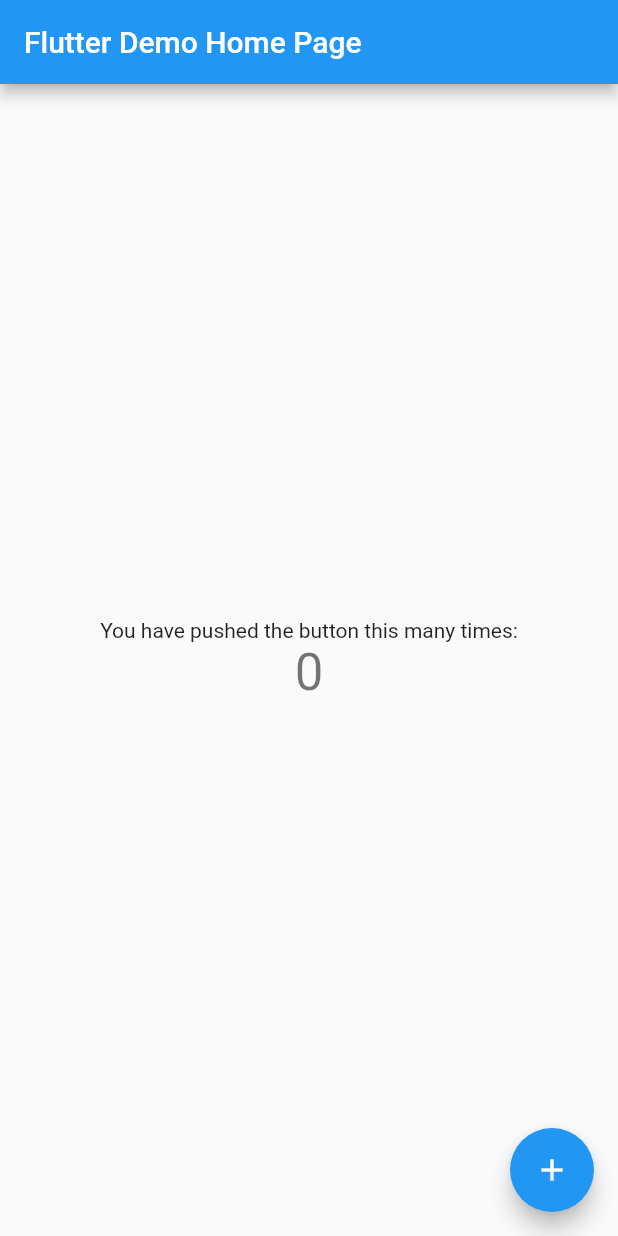
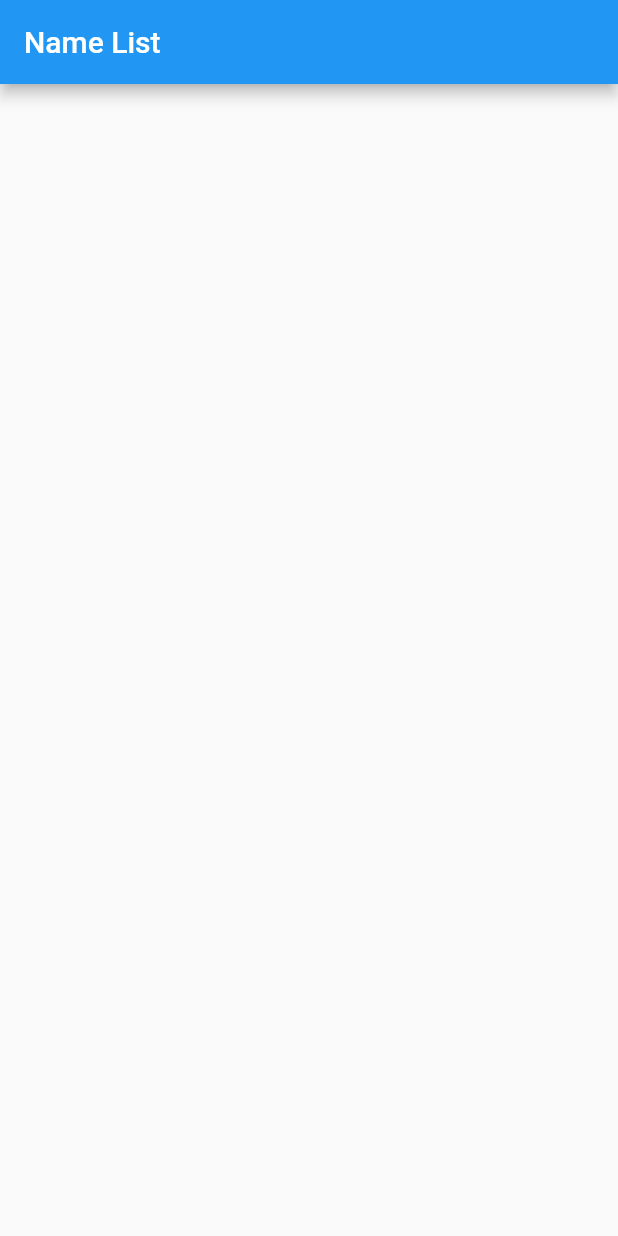
Before and after one commit to salan70/api_practice, a Flutter app: the screen it shows after launch, on a phone screen of 412 x 824 dp. Run offline on Flutter 3.47's test engine with Material 2 defaults, Android fonts, the phone set to English and light mode, and no system bars; our stand-ins replace flutter_riverpod.

Commit message:
簡単な雛形を作成

```diff
--- a/analysis_options.yaml
+++ b/analysis_options.yaml
@@ -1,29 +1,2 @@
-# This file configures the analyzer, which statically analyzes Dart code to
-# check for errors, warnings, and lints.
-#
-# The issues identified by the analyzer are surfaced in the UI of Dart-enabled
-# IDEs (https://dart.dev/tools#ides-and-editors). The analyzer can also be
-# invoked from the command line by running `flutter analyze`.
-
-# The following line activates a set of recommended lints for Flutter apps,
-# packages, and plugins designed to encourage good coding practices.
-include: package:flutter_lints/flutter.yaml
-
-linter:
-  # The lint rules applied to this project can be customized in the
-  # section below to disable rules from the `package:flutter_lints/flutter.yaml`
-  # included above or to enable additional rules. A list of all available lints
-  # and their documentation is published at
-  # https://dart-lang.github.io/linter/lints/index.html.
-  #
-  # Instead of disabling a lint rule for the entire project in the
-  # section below, it can also be suppressed for a single line of code
-  # or a specific dart file by using the `// ignore: name_of_lint` and
-  # `// ignore_for_file: name_of_lint` syntax on the line or in the file
-  # producing the lint.
-  rules:
-    # avoid_print: false  # Uncomment to disable the `avoid_print` rule
-    # prefer_single_quotes: true  # Uncomment to enable the `prefer_single_quotes` rule
-
-# Additional information about this file can be found at
-# https://dart.dev/guides/language/analysis-options
+# https://pub.dev/packages/pedantic_mono
+include: package:pedantic_mono/analysis_options.yaml
--- a/lib/main.dart
+++ b/lib/main.dart
@@ -1,115 +1,22 @@
+import 'package:api_practice/view/name_list/name_list_page.dart';
 import 'package:flutter/material.dart';
+import 'package:flutter_riverpod/flutter_riverpod.dart';
 
 void main() {
   runApp(const MyApp());
 }
 
-class MyApp extends StatelessWidget {
+class MyApp extends ConsumerWidget {
   const MyApp({Key? key}) : super(key: key);
 
-  // This widget is the root of your application.
   @override
-  Widget build(BuildContext context) {
+  Widget build(BuildContext context, WidgetRef ref) {
     return MaterialApp(
       title: 'Flutter Demo',
       theme: ThemeData(
-        // This is the theme of your application.
-        //
-        // Try running your application with "flutter run". You'll see the
-        // application has a blue toolbar. Then, without quitting the app, try
-        // changing the primarySwatch below to Colors.green and then invoke
-        // "hot reload" (press "r" in the console where you ran "flutter run",
-        // or simply save your changes to "hot reload" in a Flutter IDE).
-        // Notice that the counter didn't reset back to zero; the application
-        // is not restarted.
         primarySwatch: Colors.blue,
       ),
-      home: const MyHomePage(title: 'Flutter Demo Home Page'),
+      home: const NameListPage(),
     );
   }
 }
-
-class MyHomePage extends StatefulWidget {
-  const MyHomePage({Key? key, required this.title}) : super(key: key);
-
-  // This widget is the home page of your application. It is stateful, meaning
-  // that it has a State object (defined below) that contains fields that affect
-  // how it looks.
-
-  // This class is the configuration for the state. It holds the values (in this
-  // case the title) provided by the parent (in this case the App widget) and
-  // used by the build method of the State. Fields in a Widget subclass are
-  // always marked "final".
-
-  final String title;
-
-  @override
-  State<MyHomePage> createState() => _MyHomePageState();
-}
-
-class _MyHomePageState extends State<MyHomePage> {
-  int _counter = 0;
-
-  void _incrementCounter() {
-    setState(() {
-      // This call to setState tells the Flutter framework that something has
-      // changed in this State, which causes it to rerun the build method below
-      // so that the display can reflect the updated values. If we changed
-      // _counter without calling setState(), then the build method would not be
-      // called again, and so nothing would appear to happen.
-      _counter++;
-    });
-  }
-
-  @override
-  Widget build(BuildContext context) {
-    // This method is rerun every time setState is called, for instance as done
-    // by the _incrementCounter method above.
-    //
-    // The Flutter framework has been optimized to make rerunning build methods
-    // fast, so that you can just rebuild anything that needs updating rather
-    // than having to individually change instances of widgets.
-    return Scaffold(
-      appBar: AppBar(
-        // Here we take the value from the MyHomePage object that was created by
-        // the App.build method, and use it to set our appbar title.
-        title: Text(widget.title),
-      ),
-      body: Center(
-        // Center is a layout widget. It takes a single child and positions it
-        // in the middle of the parent.
-        child: Column(
-          // Column is also a layout widget. It takes a list of children and
-          // arranges them vertically. By default, it sizes itself to fit its
-          // children horizontally, and tries to be as tall as its parent.
-          //
-          // Invoke "debug painting" (press "p" in the console, choose the
-          // "Toggle Debug Paint" action from the Flutter Inspector in Android
-          // Studio, or the "Toggle Debug Paint" command in Visual Studio Code)
-          // to see the wireframe for each widget.
-          //
-          // Column has various properties to control how it sizes itself and
-          // how it positions its children. Here we use mainAxisAlignment to
-          // center the children vertically; the main axis here is the vertical
-          // axis because Columns are vertical (the cross axis would be
-          // horizontal).
-          mainAxisAlignment: MainAxisAlignment.center,
-          children: <Widget>[
-            const Text(
-              'You have pushed the button this many times:',
-            ),
-            Text(
-              '$_counter',
-              style: Theme.of(context).textTheme.headline4,
-            ),
-          ],
-        ),
-      ),
-      floatingActionButton: FloatingActionButton(
-        onPressed: _incrementCounter,
-        tooltip: 'Increment',
-        child: const Icon(Icons.add),
-      ), // This trailing comma makes auto-formatting nicer for build methods.
-    );
-  }
-}
--- /dev/null
+++ b/lib/view/name_list/name_list_page.dart
@@ -0,0 +1,15 @@
+import 'package:flutter/material.dart';
+import 'package:flutter_riverpod/flutter_riverpod.dart';
+
+class NameListPage extends ConsumerWidget {
+  const NameListPage({Key? key}) : super(key: key);
+
+  @override
+  Widget build(BuildContext context, WidgetRef ref) {
+    return Scaffold(
+      appBar: AppBar(
+        title: const Text('Name List'),
+      ),
+    );
+  }
+}
```
Also changed, not shown: pubspec.yaml (+2 -64 lines), pubspec.lock.
